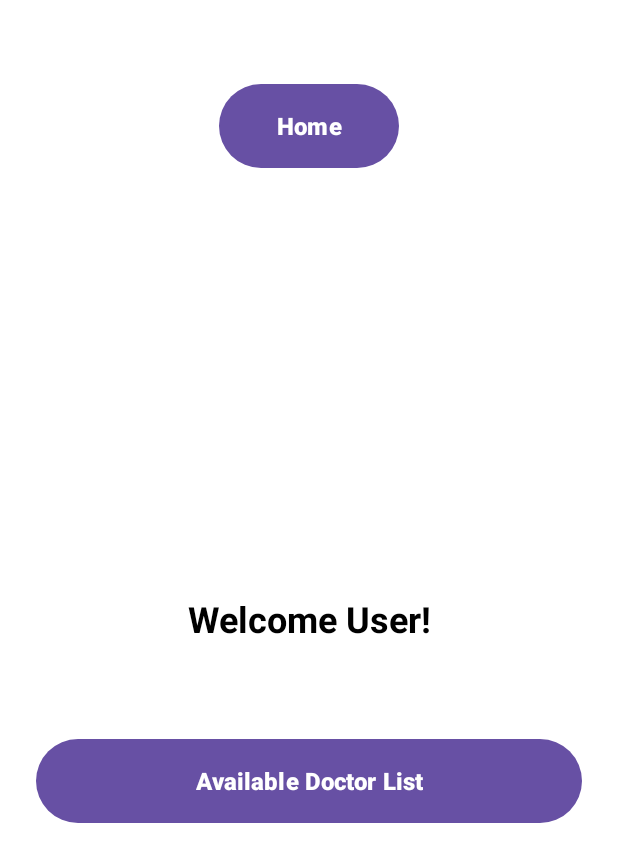
After one commit to asmRakibulHasan/SmartHospitalManagementSystem, an Android app: the userFragment screen opened through its navigation route, on a phone screen of 412 x 824 dp. The commit adds this screen. Shown: the top 862 px of the screen. Run offline under Robolectric (Android 15) with nearby library versions, the phone set to English and light mode, and no system bars; our stand-ins replace Room's generated code.

Commit message:
- userfragment implemented

```diff
--- a/app/src/main/java/com/example/smarthospitalmanagementsystem/LoginFragment.kt
+++ b/app/src/main/java/com/example/smarthospitalmanagementsystem/LoginFragment.kt
@@ -196,7 +196,7 @@ class LoginFragment : Fragment() {
         when (userType.lowercase()) {
             "patient" -> {
                 Log.d("LoginFragment", "Navigating to PatientFragment")
-                findNavController().navigate(R.id.action_loginFragment_to_patientFragment)
+                findNavController().navigate(R.id.action_loginFragment_to_userFragment)
             }
             "doctor" -> {
                 Log.d("LoginFragment", "Navigating to DoctorFragment")
--- /dev/null
+++ b/app/src/main/java/com/example/smarthospitalmanagementsystem/userFragment.kt
@@ -0,0 +1,132 @@
+package com.example.smarthospitalmanagementsystem
+
+import android.os.Bundle
+import android.util.Log
+import androidx.fragment.app.Fragment
+import android.view.LayoutInflater
+import android.view.View
+import android.view.ViewGroup
+import android.widget.Toast
+import androidx.fragment.app.activityViewModels
+import androidx.lifecycle.lifecycleScope
+import androidx.navigation.fragment.findNavController
+import com.example.smarthospitalmanagementsystem.databinding.FragmentUserBinding
+import com.example.smarthospitalmanagementsystem.viewmodel.DoctorPatientViewModel
+import com.example.smarthospitalmanagementsystem.viewmodel.LoginState
+import kotlinx.coroutines.launch
+
+class userFragment : Fragment() {
+
+    private var _binding: FragmentUserBinding? = null
+    private val binding get() = _binding!!
+
+    // Shared ViewModel across fragments
+    private val viewModel: DoctorPatientViewModel by activityViewModels()
+
+    // Store current user info
+    private var currentUserName: String = ""
+    private var currentUserType: String = ""
+
+    override fun onCreateView(
+        inflater: LayoutInflater, container: ViewGroup?,
+        savedInstanceState: Bundle?
+    ): View? {
+        _binding = FragmentUserBinding.inflate(inflater, container, false)
+        return binding.root
+    }
+
+    override fun onViewCreated(view: View, savedInstanceState: Bundle?) {
+        super.onViewCreated(view, savedInstanceState)
+
+        // Setup click listeners
+        setupClickListeners()
+
+        // Observe login state to get current user info
+        observeLoginState()
+    }
+
+    private fun setupClickListeners() {
+        // Home button click
+        binding.btnHome.setOnClickListener {
+            Log.d("UserFragment", "Home button clicked")
+            // Navigate back to home or previous screen
+            findNavController().navigateUp()
+        }
+
+        // Doctor List button click
+        binding.btnDoctorList.setOnClickListener {
+            Log.d("UserFragment", "Doctor List button clicked")
+            navigateToDoctorList()
+        }
+    }
+
+    private fun observeLoginState() {
+        lifecycleScope.launch {
+//            viewModel.loginState.collect { loginState ->
+//                when (loginState) {
+//                    is LoginState.Success -> {
+//                        // Get current logged-in user info
+//                        currentUserName = loginState.userName
+//                        currentUserType = loginState.userType
+//                        setWelcomeMessage(currentUserName)
+//
+//                        Log.d("UserFragment", "Current user: $currentUserName ($currentUserType)")
+//                    }
+//                    is LoginState.Idle -> {
+//                        // No user logged in, show default message
+//                        setWelcomeMessage(viewModel.lastUserName.value)
+//                        Log.d("UserFragment", "LoginState.Idle")
+//                    }
+//                    else -> {
+//                        // Handle other states if needed
+//                    }
+//                }
+//            }
+            setWelcomeMessage(viewModel.lastUserName.value)
+        }
+    }
+
+    private fun setWelcomeMessage(userName: String) {
+        val welcomeText = "Welcome $userName!"
+        binding.tvWelcomeMessage.text = welcomeText
+        Log.d("UserFragment", "Welcome message set: $welcomeText")
+    }
+
+    private fun navigateToDoctorList() {
+        try {
+            // Navigate to patient fragment (which shows doctor list)
+            findNavController().navigate(R.id.action_userFragment_to_patientFragment)
+            Log.d("UserFragment", "Navigating to PatientFragment (Doctor List)")
+        } catch (e: Exception) {
+            Log.e("UserFragment", "Navigation failed: ${e.message}")
+            Toast.makeText(
+                requireContext(),
+                "Navigation failed. Please try again.",
+                Toast.LENGTH_SHORT
+            ).show()
+        }
+    }
+
+    // Optional: Method to manually set user info if needed
+    fun setUserInfo(userName: String, userType: String) {
+        currentUserName = userName
+        currentUserType = userType
+        setWelcomeMessage(userName)
+
+        Log.d("UserFragment", "User info manually set: $userName ($userType)")
+    }
+
+    // Optional: Method to get current user info
+    fun getCurrentUserInfo(): Pair<String, String> {
+        return Pair(currentUserName, currentUserType)
+    }
+
+    override fun onResume() {
+        super.onResume()
+    }
+
+    override fun onDestroyView() {
+        super.onDestroyView()
+        _binding = null
+    }
+}
--- a/app/src/main/java/com/example/smarthospitalmanagementsystem/viewmodel/DoctorPatientViewModel.kt
+++ b/app/src/main/java/com/example/smarthospitalmanagementsystem/viewmodel/DoctorPatientViewModel.kt
@@ -33,6 +33,9 @@ class DoctorPatientViewModel(application: Application) : AndroidViewModel(applic
     // Registration state
     private val _registrationState = MutableStateFlow<Boolean?>(null)
     val registrationState: StateFlow<Boolean?> = _registrationState.asStateFlow()
+
+    private val _lastUserName = MutableStateFlow<String>("User")
+    val lastUserName: StateFlow<String> = _lastUserName.asStateFlow()
 
     init {
         val database = AppDatabase.getDatabase(application)
@@ -124,6 +127,7 @@ class DoctorPatientViewModel(application: Application) : AndroidViewModel(applic
                 val patient = repository.loginPatient(email, password)
                 if (patient != null) {
                     Log.d("DoctorPatientViewModel", "Patient login successful: ${patient.name}")
+                    _lastUserName.value = patient.name
                     _loginState.value = LoginState.Success("Patient", patient.name)
                     return@launch
                 }
@@ -132,6 +136,7 @@ class DoctorPatientViewModel(application: Application) : AndroidViewModel(applic
                 val doctor = repository.loginDoctor(email, password)
                 if (doctor != null) {
                     Log.d("DoctorPatientViewModel", "Doctor login successful: ${doctor.name}")
+                    _lastUserName.value = doctor.name
                     _loginState.value = LoginState.Success("Doctor", doctor.name)
                     return@launch
                 }
--- /dev/null
+++ b/app/src/main/res/layout/fragment_user.xml
@@ -0,0 +1,59 @@
+<?xml version="1.0" encoding="utf-8"?>
+<androidx.constraintlayout.widget.ConstraintLayout
+    xmlns:android="http://schemas.android.com/apk/res/android"
+    xmlns:app="http://schemas.android.com/apk/res-auto"
+    xmlns:tools="http://schemas.android.com/tools"
+    android:layout_width="match_parent"
+    android:layout_height="match_parent"
+    android:background="@android:color/white"
+    android:padding="24dp"
+    tools:context=".userFragment">
+
+    <!-- Home Button -->
+    <Button
+        android:id="@+id/btn_home"
+        android:layout_width="120dp"
+        android:layout_height="56dp"
+        android:text="Home"
+        android:textColor="@android:color/white"
+        android:textSize="16sp"
+        android:textStyle="bold"
+        android:background="@drawable/button_primary"
+        android:elevation="4dp"
+        app:layout_constraintTop_toTopOf="parent"
+        app:layout_constraintStart_toStartOf="parent"
+        app:layout_constraintEnd_toEndOf="parent"
+        android:layout_marginTop="32dp" />
+
+    <!-- Welcome Message -->
+    <TextView
+        android:id="@+id/tv_welcome_message"
+        android:layout_width="wrap_content"
+        android:layout_height="wrap_content"
+        android:text="Welcome name!"
+        android:textColor="@android:color/black"
+        android:textSize="24sp"
+        android:textStyle="bold"
+        android:gravity="center"
+        app:layout_constraintTop_toTopOf="parent"
+        app:layout_constraintBottom_toBottomOf="parent"
+        app:layout_constraintStart_toStartOf="parent"
+        app:layout_constraintEnd_toEndOf="parent" />
+
+    <!-- Doctor List Button -->
+    <Button
+        android:id="@+id/btn_doctor_list"
+        android:layout_width="0dp"
+        android:layout_height="56dp"
+        android:text="Available Doctor List"
+        android:textColor="@android:color/white"
+        android:textSize="16sp"
+        android:textStyle="bold"
+        android:background="@drawable/button_primary"
+        android:elevation="4dp"
+        app:layout_constraintTop_toBottomOf="@+id/tv_welcome_message"
+        app:layout_constraintStart_toStartOf="parent"
+        app:layout_constraintEnd_toEndOf="parent"
+        android:layout_marginTop="64dp" />
+
+</androidx.constraintlayout.widget.ConstraintLayout>
--- a/app/src/main/res/navigation/my_nav.xml
+++ b/app/src/main/res/navigation/my_nav.xml
@@ -23,11 +23,11 @@
         android:label="fragment_login"
         tools:layout="@layout/fragment_login" >
         <action
-            android:id="@+id/action_loginFragment_to_patientFragment"
-            app:destination="@id/patientFragment" />
-        <action
             android:id="@+id/action_loginFragment_to_doctorFragment"
             app:destination="@id/doctorFragment" />
+        <action
+            android:id="@+id/action_loginFragment_to_userFragment"
+            app:destination="@id/userFragment" />
     </fragment>
     <fragment
         android:id="@+id/registraionFragment"
@@ -66,4 +66,13 @@
         android:name="com.example.smarthospitalmanagementsystem.ScheduleFragment"
         android:label="fragment_schedule"
         tools:layout="@layout/fragment_schedule" />
+    <fragment
+        android:id="@+id/userFragment"
+        android:name="com.example.smarthospitalmanagementsystem.userFragment"
+        android:label="fragment_user"
+        tools:layout="@layout/fragment_user" >
+        <action
+            android:id="@+id/action_userFragment_to_patientFragment"
+            app:destination="@id/patientFragment" />
+    </fragment>
 </navigation>
```
